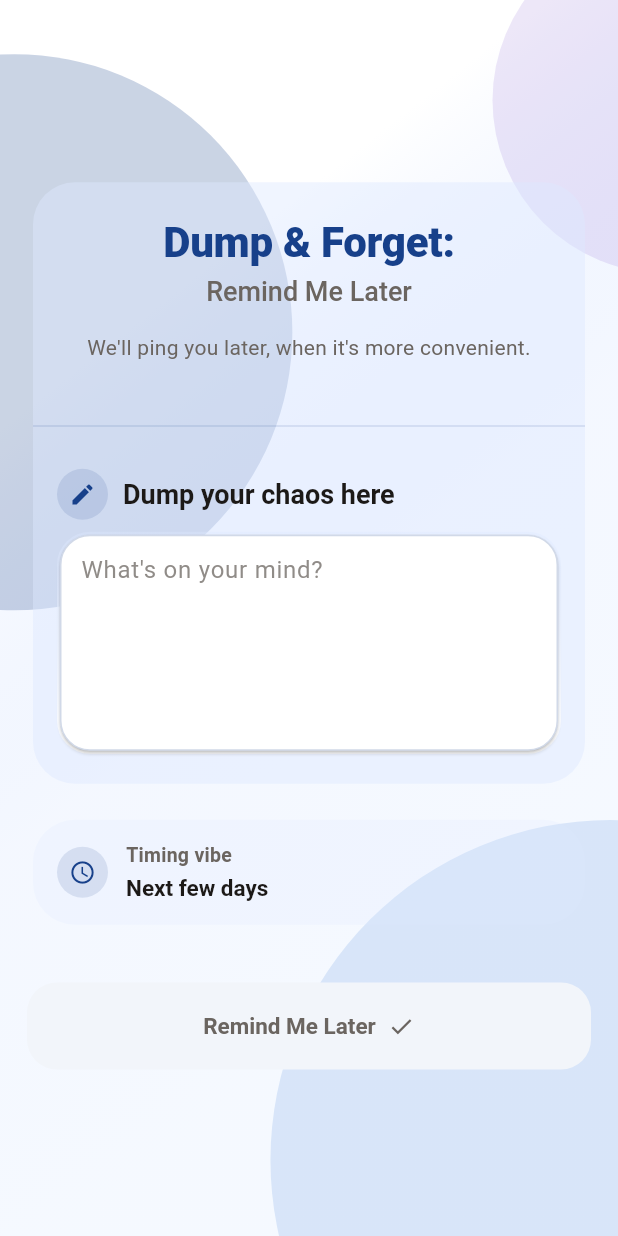
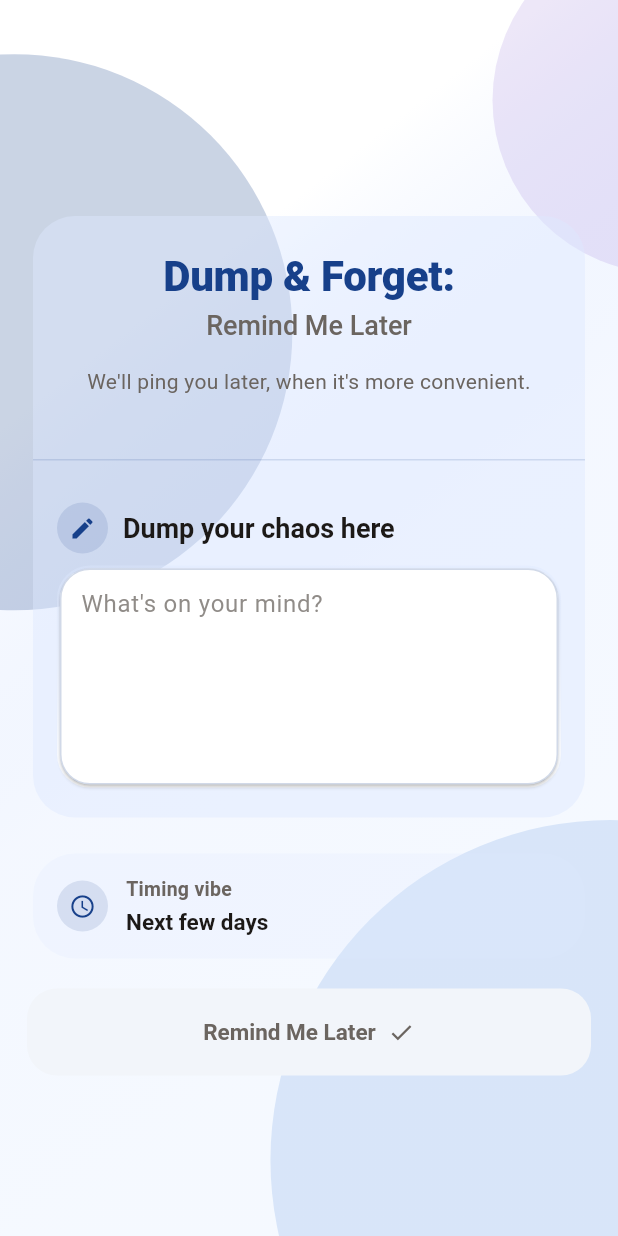
Before and after one commit to RanA-ReichmanUni/RemindMeLater-iOS, a Flutter app: the DumpScreen widget shown alone on an empty page, opened directly with empty values, on a phone screen of 412 x 824 dp. Run offline on Flutter 3.47's test engine with Material 3 defaults, Android fonts, the phone set to English and light mode, and no system bars; our stand-ins replace firebase_core, firebase_remote_config, flutter_local_notifications, flutter_timezone, package_info_plus, shared_preferences and 2 more; missing offline and left inert: flutter_ringtone_player, in_app_update; accounts and stored records are empty.

Commit message:
Added a feature to bump the input field up when the keyboard opens, for screens with enlarged fonts

```diff
--- a/lib/ui/screens/dump_screen.dart
+++ b/lib/ui/screens/dump_screen.dart
@@ -155,6 +155,9 @@ class _DumpScreenState extends State<DumpScreen> with SingleTickerProviderStateM
         final double bottomPadding = MediaQuery.of(context).padding.bottom;
         final double availableHeight = (constraints.maxHeight - topPadding - bottomPadding - 28.0).clamp(0.0, double.infinity);
 
+        // Detect keyboard open state
+        final bool keyboardOpen = MediaQuery.of(context).viewInsets.bottom > 50;
+
         return Stack(
           children: [
             // Backdrop
@@ -162,18 +165,18 @@ class _DumpScreenState extends State<DumpScreen> with SingleTickerProviderStateM
 
             // Foreground Content
             SafeArea(
-              child: SingleChildScrollView(
-                child: ConstrainedBox(
-                  constraints: BoxConstraints(
-                    minHeight: availableHeight,
-                  ),
-                  child: IntrinsicHeight(
-                    child: Padding(
-                      padding: const EdgeInsets.symmetric(horizontal: 18.0, vertical: 14.0),
-                      child: Column(
+              child: AnimatedPadding(
+                duration: const Duration(milliseconds: 380),
+                curve: Curves.easeInOutCubic,
+                padding: EdgeInsets.only(
+                  top: keyboardOpen ? 14.0 : (availableHeight * 0.22).clamp(14.0, 140.0),
+                  bottom: 14.0,
+                  left: 18.0,
+                  right: 18.0,
+                ),
+                child: SingleChildScrollView(
+                  child: Column(
                   children: [
-                    const Spacer(flex: 3),
-
                     // Hero title tile + input, visually fused
                     Card(
                       shape: RoundedRectangleBorder(borderRadius: BorderRadius.circular(28)),
@@ -347,7 +350,7 @@ class _DumpScreenState extends State<DumpScreen> with SingleTickerProviderStateM
                       ),
                     ),
 
-                    const Spacer(flex: 1),
+                    SizedBox(height: interCardGap),
 
                     // Remind Me Later Glow Button
                     AnimatedBuilder(
@@ -419,14 +422,12 @@ class _DumpScreenState extends State<DumpScreen> with SingleTickerProviderStateM
                       ),
                     ],
 
-                    const Spacer(flex: 2),
+                    const SizedBox(height: 24),
                   ],
                 ),
               ),
             ),
           ),
-        ),
-      ),
 
             // Success overlay
             if (_showSuccess)
```
